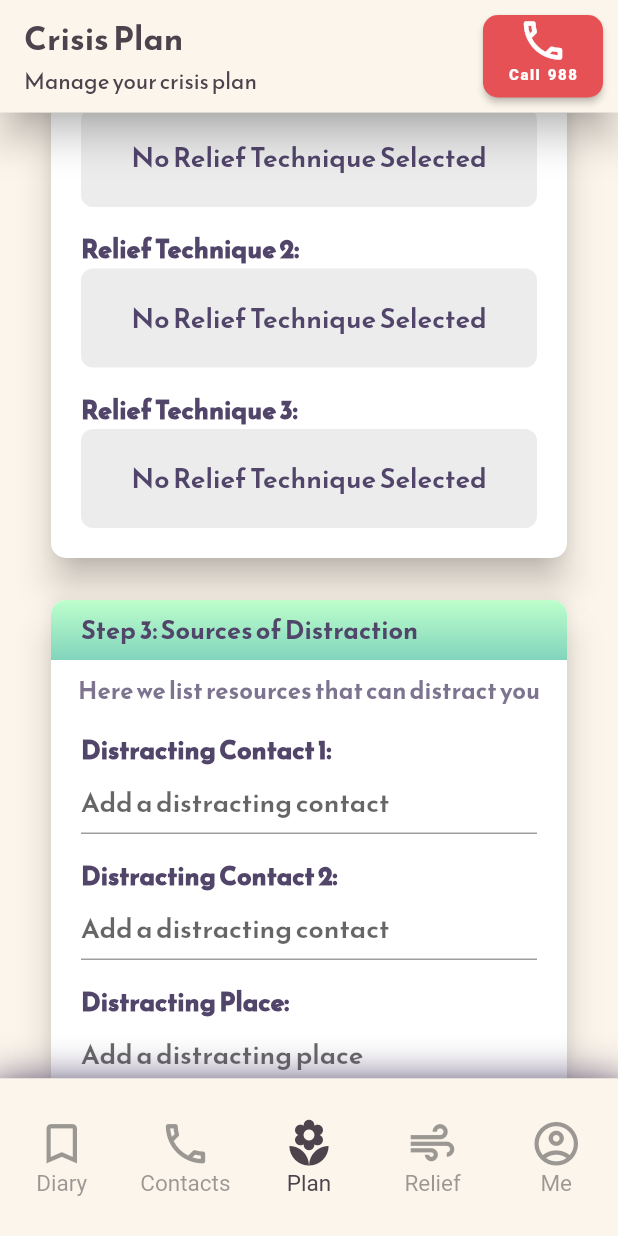
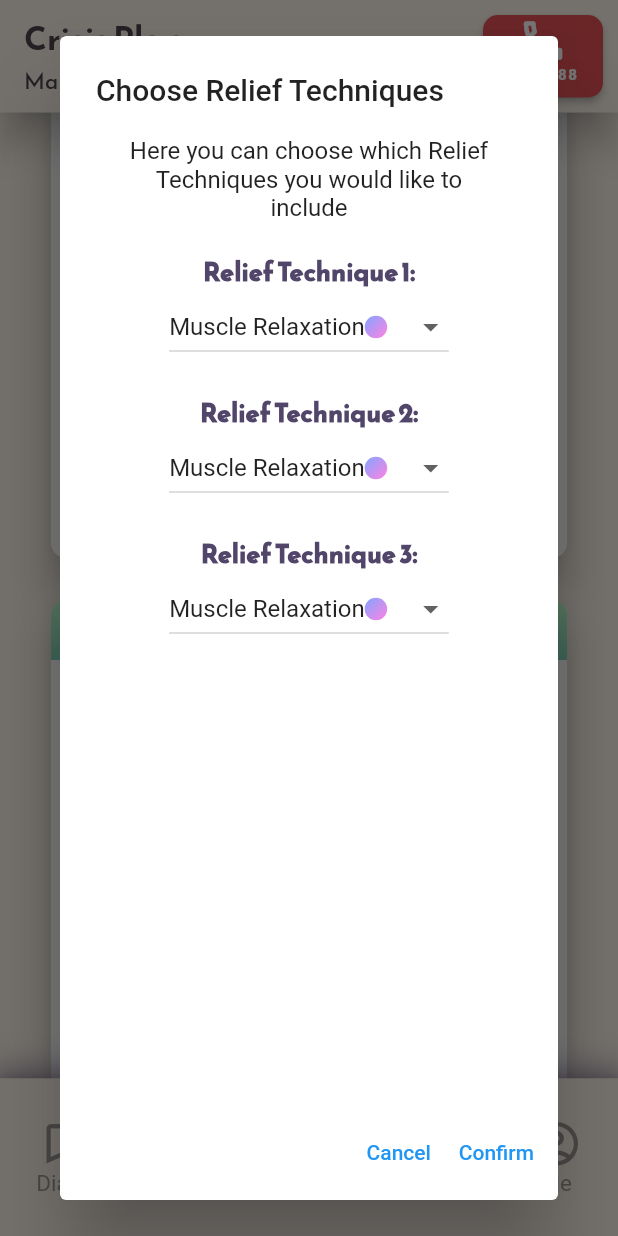
Before and after one commit to AlexShor0103/Team-2136-ReliefLink, a Flutter app: the screen it shows after launch, scrolled down 576 dp, after a tap on "No Relief Technique Selected", on a phone screen of 412 x 824 dp. Run offline on Flutter 3.47's test engine with Material 2 defaults, Android fonts, the phone set to English and light mode, and no system bars; our stand-ins replace chewie, fl_chart, google_maps_flutter, pie_chart, shared_preferences, syncfusion_flutter_charts and 1 more; missing offline and left inert: store_redirect.

Commit message:
add function empty reliefTechnique crisis button

```diff
--- a/lib/components/CrisisPlan/reliefTechniqueCrisisCard.dart
+++ b/lib/components/CrisisPlan/reliefTechniqueCrisisCard.dart
@@ -48,8 +48,7 @@ class _ReliefTextDropdownState extends State<ReliefTextDropdown> {
       mainAxisAlignment: MainAxisAlignment.start,
       children: [
         const SizedBox(height: 20),
-        Text(
-          widget.label,
+        Text(widget.label,
             textAlign: TextAlign.start,
             style: const TextStyle(
               height: 0,
@@ -57,8 +56,7 @@ class _ReliefTextDropdownState extends State<ReliefTextDropdown> {
               fontFamily: 'MainFont',
               fontWeight: FontWeight.w900,
               fontSize: 17,
-          )
-        ),
+            )),
         DropdownButton<String>(
             value: dropdownval,
             items: activities.map((e) {
@@ -89,7 +87,7 @@ class _ReliefTextDropdownState extends State<ReliefTextDropdown> {
   }
 }
 
-Widget reliefButton(String placeholder) {
+Widget reliefButton(String placeholder, Function dialogueOpen) {
   List names = activities
       .map(
         (e) => (e.activityName),
@@ -105,7 +103,9 @@ Widget reliefButton(String placeholder) {
         child: Padding(
           padding: const EdgeInsets.symmetric(vertical: 9),
           child: ElevatedButton(
-              onPressed: () {},
+              onPressed: () {
+                dialogueOpen();
+              },
               child: const Text(
                 "No Relief Technique Selected",
                 style: const TextStyle(
@@ -155,7 +155,7 @@ Widget reliefButton(String placeholder) {
       ));
 }
 
-Widget reliefInput(String label, String placeholder) {
+Widget reliefInput(String label, String placeholder, Function dialogueOpen) {
   return Padding(
       padding: const EdgeInsets.only(left: 20, right: 20),
       child: Column(crossAxisAlignment: CrossAxisAlignment.start, children: [
@@ -167,6 +167,6 @@ Widget reliefInput(String label, String placeholder) {
               fontWeight: FontWeight.w900,
               fontSize: 17,
             )),
-        reliefButton(placeholder)
+        reliefButton(placeholder, dialogueOpen)
       ]));
 }
--- a/lib/screens/CrisisPlanScreen.dart
+++ b/lib/screens/CrisisPlanScreen.dart
@@ -314,11 +314,11 @@ class _CrisisPlanState extends State<CrisisPlan> {
                   )),
               const SizedBox(height: 15),
 
-              reliefInput("Relief Technique 1: ", firstCopingStrategy),
+              reliefInput("Relief Technique 1: ", firstCopingStrategy, () => showReliefEditDialogue(context)),
               const SizedBox(height: 15),
-              reliefInput("Relief Technique 2: ", secondCopingStrategy),
+              reliefInput("Relief Technique 2: ", secondCopingStrategy, () => showReliefEditDialogue(context)),
               const SizedBox(height: 15),
-              reliefInput("Relief Technique 3: ", thirdCopingStrategy),
+              reliefInput("Relief Technique 3: ", thirdCopingStrategy, () => showReliefEditDialogue(context)),
               const SizedBox(height: 20),
             ],
           )),
```
Lines whose indentation alone changed are shown as unchanged.
